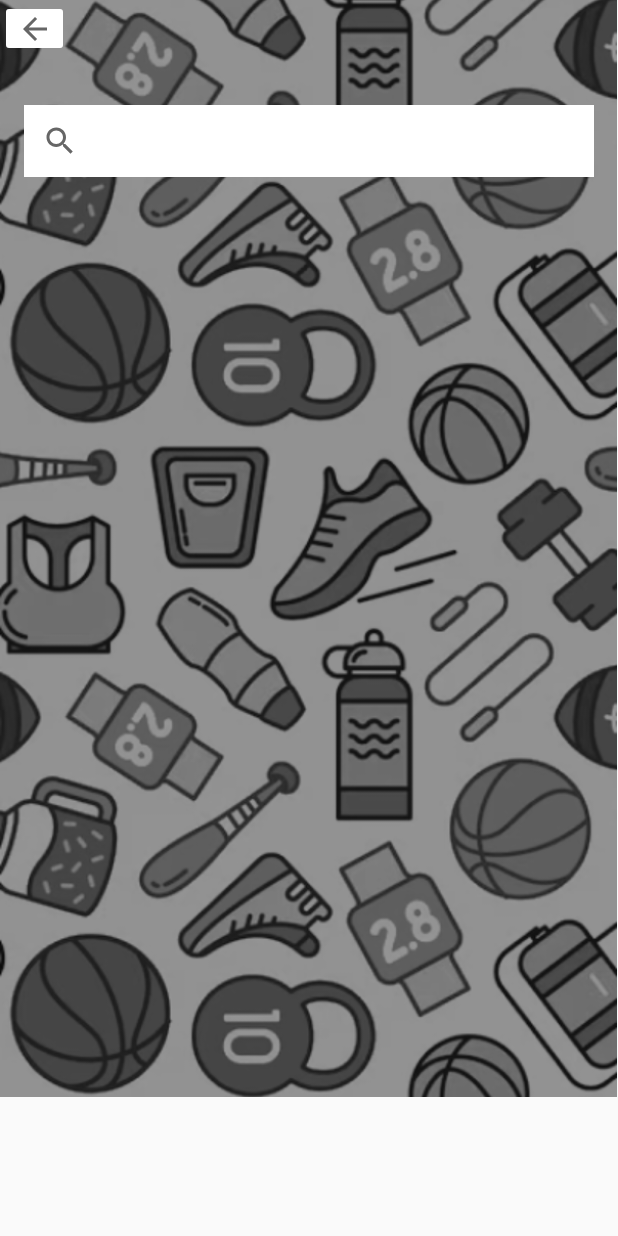
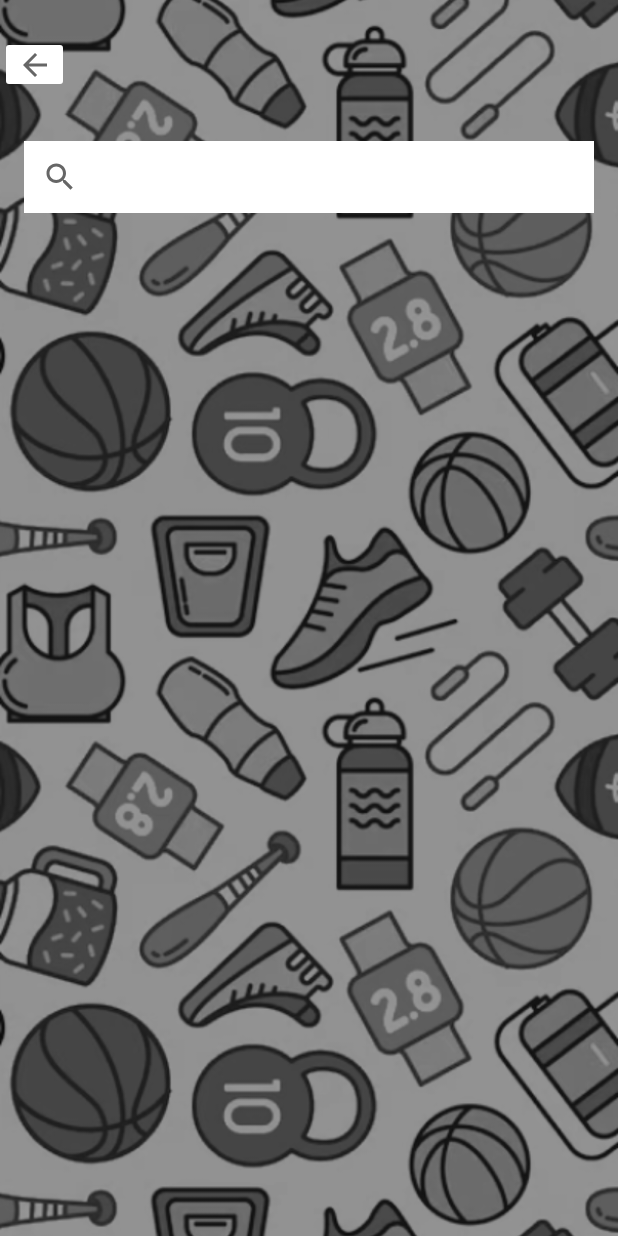
Before and after one commit to SebastianDRC/Matchplay, an Android app: the Busqueda screen opened directly, with no data from a screen before it, on a phone screen of 412 x 824 dp. Run offline under Robolectric (Android 15) with nearby library versions, the phone set to English and light mode, and no system bars.

Commit message:
Fixed bugg build gradle

```diff
--- a/app/build.gradle
+++ b/app/build.gradle
@@ -41,6 +41,7 @@ dependencies {
     implementation("com.google.firebase:firebase-firestore-ktx")
     implementation 'androidx.activity:activity:1.9.2'
     implementation("com.google.firebase:firebase-firestore-ktx")
+    implementation("com.google.firebase:firebase-storage-ktx")
 
     implementation libs.androidx.core.ktx
     implementation libs.androidx.appcompat
--- a/app/src/main/res/layout/activity_busqueda.xml
+++ b/app/src/main/res/layout/activity_busqueda.xml
@@ -8,24 +8,29 @@
     tools:context=".Busqueda">
 
     <ImageView
-        android:id="@+id/imageView2"
-        android:layout_width="411dp"
-        android:layout_height="731dp"
+        android:id="@+id/imageView5"
+        android:layout_width="match_parent"
+        android:layout_height="match_parent"
         android:gravity="center"
         android:scaleType="centerCrop"
-        android:src="@drawable/fondo_menu" />
+        android:src="@drawable/fondo_menu"
+        app:layout_constraintBottom_toBottomOf="parent"
+        app:layout_constraintEnd_toEndOf="parent"
+        app:layout_constraintStart_toStartOf="parent"
+        app:layout_constraintTop_toTopOf="parent" />
 
     <ImageButton
         android:id="@+id/devolverlogin"
         android:layout_width="46dp"
         android:layout_height="38dp"
+        android:layout_marginTop="24dp"
         android:backgroundTint="#FFFFFF"
         android:rotationX="-360"
         android:rotationY="-360"
         app:circularflow_angles="60"
+        app:layout_constraintTop_toTopOf="parent"
         app:srcCompat="?attr/homeAsUpIndicator"
-        tools:layout_editor_absoluteX="26dp"
-        tools:layout_editor_absoluteY="16dp" />
+        tools:layout_editor_absoluteX="26dp" />
 
     <SearchView
         android:id="@+id/busqueda"
```
Also changed, not shown: app/src/main/res/drawable/crea_comunidad.png, app/src/main/res/drawable/fondo_inicio.jpg (deleted), app/src/main/res/drawable/fondo_inicio.png (added), app/src/main/res/drawable/fondo_menu.png, app/src/main/res/drawable/perfil_fondo.png.
